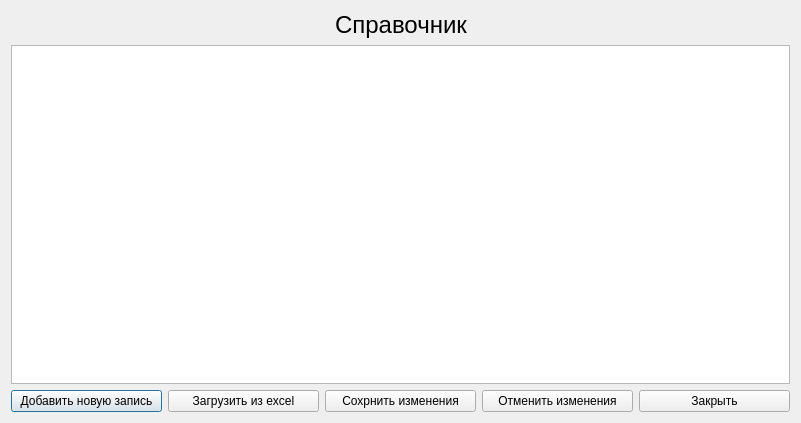
BarsukAlexey/xelarogi, file TournamentManager/createtournamentordersdialog.ui: the form before one commit.
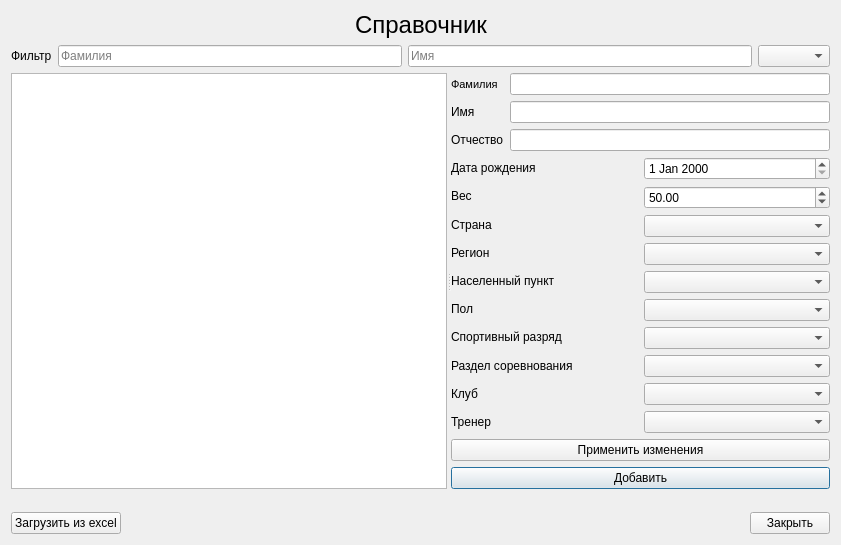
The form after the commit.

Commit message: Убраны окошки для установки оплаты, мед. осомтра и т.д. Переработано окно добавления и изменения заявок. Добавлена вохможность редактировать категории турниров прямо из турниров. Категории турниров автоматически определеяются. Заявки считываются из excel при необходимости информация добавляется в базу. В базе для таблицы ORDERS добавлено поле IS_DELETED.

```diff
--- a/TournamentManager/createtournamentordersdialog.ui
+++ b/TournamentManager/createtournamentordersdialog.ui
@@ -6,8 +6,8 @@
    <rect>
     <x>0</x>
     <y>0</y>
-    <width>801</width>
-    <height>423</height>
+    <width>841</width>
+    <height>545</height>
    </rect>
   </property>
   <property name="windowTitle">
@@ -59,24 +59,274 @@
       </layout>
      </item>
      <item>
-      <widget class="QTableView" name="tableView">
-       <property name="contextMenuPolicy">
-        <enum>Qt::CustomContextMenu</enum>
+      <layout class="QHBoxLayout" name="horizontalLayout_3">
+       <item>
+        <widget class="QLabel" name="label_2">
+         <property name="text">
+          <string>Фильтр</string>
+         </property>
+        </widget>
+       </item>
+       <item>
+        <widget class="QLineEdit" name="filterSecondNameLE">
+         <property name="placeholderText">
+          <string>Фамилия</string>
+         </property>
+        </widget>
+       </item>
+       <item>
+        <widget class="QLineEdit" name="filterFirstNameLE">
+         <property name="placeholderText">
+          <string>Имя</string>
+         </property>
+        </widget>
+       </item>
+       <item>
+        <widget class="QComboBox" name="filterTypeCB"/>
+       </item>
+      </layout>
+     </item>
+     <item>
+      <widget class="QSplitter" name="splitter">
+       <property name="orientation">
+        <enum>Qt::Horizontal</enum>
        </property>
-       <attribute name="verticalHeaderVisible">
-        <bool>false</bool>
-       </attribute>
+       <widget class="QTableView" name="tableView">
+        <property name="focusPolicy">
+         <enum>Qt::NoFocus</enum>
+        </property>
+        <property name="contextMenuPolicy">
+         <enum>Qt::CustomContextMenu</enum>
+        </property>
+        <property name="editTriggers">
+         <set>QAbstractItemView::NoEditTriggers</set>
+        </property>
+        <property name="alternatingRowColors">
+         <bool>true</bool>
+        </property>
+        <property name="selectionMode">
+         <enum>QAbstractItemView::SingleSelection</enum>
+        </property>
+        <property name="selectionBehavior">
+         <enum>QAbstractItemView::SelectRows</enum>
+        </property>
+        <attribute name="horizontalHeaderCascadingSectionResizes">
+         <bool>true</bool>
+        </attribute>
+        <attribute name="horizontalHeaderStretchLastSection">
+         <bool>true</bool>
+        </attribute>
+        <attribute name="verticalHeaderVisible">
+         <bool>false</bool>
+        </attribute>
+       </widget>
+       <widget class="QWidget" name="widget" native="true">
+        <property name="minimumSize">
+         <size>
+          <width>0</width>
+          <height>0</height>
+         </size>
+        </property>
+        <layout class="QGridLayout" name="gridLayout_2">
+         <item row="0" column="0">
+          <layout class="QHBoxLayout" name="horizontalLayout_6">
+           <item>
+            <layout class="QVBoxLayout" name="verticalLayout_8">
+             <item>
+              <widget class="QLabel" name="label_16">
+               <property name="font">
+                <font>
+                 <pointsize>8</pointsize>
+                </font>
+               </property>
+               <property name="text">
+                <string>Фамилия</string>
+               </property>
+              </widget>
+             </item>
+             <item>
+              <widget class="QLabel" name="label_17">
+               <property name="text">
+                <string>Имя</string>
+               </property>
+              </widget>
+             </item>
+             <item>
+              <widget class="QLabel" name="label_18">
+               <property name="text">
+                <string>Отчество</string>
+               </property>
+              </widget>
+             </item>
+            </layout>
+           </item>
+           <item>
+            <layout class="QVBoxLayout" name="verticalLayout_9">
+             <item>
+              <widget class="QLineEdit" name="secondNameLE"/>
+             </item>
+             <item>
+              <widget class="QLineEdit" name="firstNameLE"/>
+             </item>
+             <item>
+              <widget class="QLineEdit" name="patronymicLE"/>
+             </item>
+            </layout>
+           </item>
+          </layout>
+         </item>
+         <item row="1" column="0" rowspan="3">
+          <layout class="QHBoxLayout" name="horizontalLayout_7">
+           <item>
+            <layout class="QVBoxLayout" name="verticalLayout_10">
+             <item>
+              <widget class="QLabel" name="label_19">
+               <property name="text">
+                <string>Дата рождения</string>
+               </property>
+              </widget>
+             </item>
+             <item>
+              <widget class="QLabel" name="label_20">
+               <property name="text">
+                <string>Вес</string>
+               </property>
+              </widget>
+             </item>
+             <item>
+              <widget class="QLabel" name="label_21">
+               <property name="text">
+                <string>Страна</string>
+               </property>
+              </widget>
+             </item>
+             <item>
+              <widget class="QLabel" name="label_22">
+               <property name="text">
+                <string>Регион</string>
+               </property>
+              </widget>
+             </item>
+             <item>
+              <widget class="QLabel" name="label_23">
+               <property name="text">
+                <string>Населенный пункт</string>
+               </property>
+              </widget>
+             </item>
+             <item>
+              <widget class="QLabel" name="label_24">
+               <property name="text">
+                <string>Пол</string>
+               </property>
+              </widget>
+             </item>
+             <item>
+              <widget class="QLabel" name="label_25">
+               <property name="text">
+                <string>Спортивный разряд</string>
+               </property>
+              </widget>
+             </item>
+             <item>
+              <widget class="QLabel" name="label_26">
+               <property name="text">
+                <string>Раздел соревнования</string>
+               </property>
+              </widget>
+             </item>
+             <item>
+              <widget class="QLabel" name="label_28">
+               <property name="text">
+                <string>Клуб</string>
+               </property>
+              </widget>
+             </item>
+             <item>
+              <widget class="QLabel" name="label_29">
+               <property name="text">
+                <string>Тренер</string>
+               </property>
+              </widget>
+             </item>
+            </layout>
+           </item>
+           <item>
+            <layout class="QVBoxLayout" name="verticalLayout_11">
+             <item>
+              <widget class="QDateEdit" name="birthdayDE"/>
+             </item>
+             <item>
+              <widget class="QDoubleSpinBox" name="weightDSB">
+               <property name="maximum">
+                <double>1000.000000000000000</double>
+               </property>
+               <property name="value">
+                <double>50.000000000000000</double>
+               </property>
+              </widget>
+             </item>
+             <item>
+              <widget class="QComboBox" name="countriesCB"/>
+             </item>
+             <item>
+              <widget class="QComboBox" name="regionsCB"/>
+             </item>
+             <item>
+              <widget class="QComboBox" name="regionUnitsCB"/>
+             </item>
+             <item>
+              <widget class="QComboBox" name="gendersCB"/>
+             </item>
+             <item>
+              <widget class="QComboBox" name="sportCategoriesCB"/>
+             </item>
+             <item>
+              <widget class="QComboBox" name="typesCB"/>
+             </item>
+             <item>
+              <widget class="QComboBox" name="clubsCB"/>
+             </item>
+             <item>
+              <widget class="QComboBox" name="coachsCB"/>
+             </item>
+            </layout>
+           </item>
+          </layout>
+         </item>
+         <item row="6" column="0">
+          <widget class="QPushButton" name="addOrderBtn">
+           <property name="text">
+            <string>Добавить</string>
+           </property>
+          </widget>
+         </item>
+         <item row="5" column="0">
+          <widget class="QPushButton" name="changeOrderBtn">
+           <property name="text">
+            <string>Применить изменения</string>
+           </property>
+          </widget>
+         </item>
+        </layout>
+       </widget>
       </widget>
      </item>
+     <item>
+      <spacer name="verticalSpacer">
+       <property name="orientation">
+        <enum>Qt::Vertical</enum>
+       </property>
+       <property name="sizeHint" stdset="0">
+        <size>
+         <width>20</width>
+         <height>40</height>
+        </size>
+       </property>
+      </spacer>
+     </item>
      <item>
       <layout class="QHBoxLayout" name="horizontalLayout_2">
-       <item>
-        <widget class="QPushButton" name="btnInsert">
-         <property name="text">
-          <string>Добавить новую запись</string>
-         </property>
-        </widget>
-       </item>
        <item>
         <widget class="QPushButton" name="loadBtn">
          <property name="text">
@@ -85,18 +335,17 @@
         </widget>
        </item>
        <item>
-        <widget class="QPushButton" name="btnSave">
-         <property name="text">
-          <string>Сохрнить изменения</string>
+        <spacer name="horizontalSpacer_3">
+         <property name="orientation">
+          <enum>Qt::Horizontal</enum>
          </property>
-        </widget>
-       </item>
-       <item>
-        <widget class="QPushButton" name="btnRevert">
-         <property name="text">
-          <string>Отменить изменения</string>
+         <property name="sizeHint" stdset="0">
+          <size>
+           <width>40</width>
+           <height>20</height>
+          </size>
          </property>
-        </widget>
+        </spacer>
        </item>
        <item>
         <widget class="QPushButton" name="btnExit">
```
The commit also changes 20 other files.
